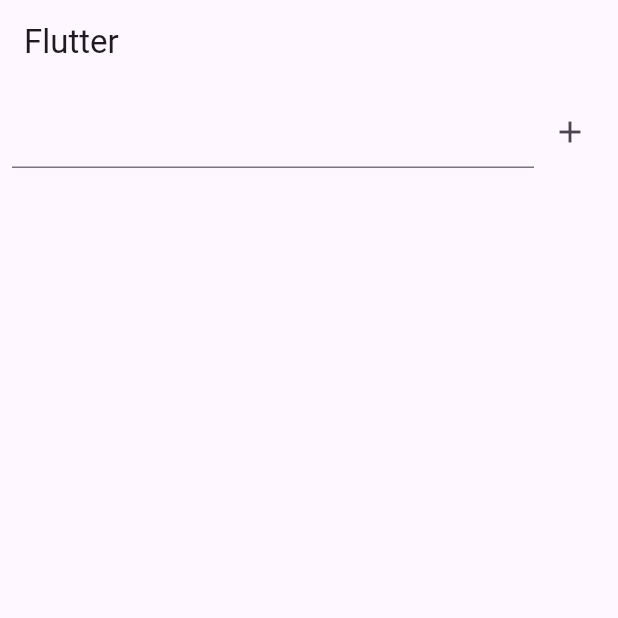
After one commit to gabeporto/first-flutter-app, a Flutter app: the screen it shows after launch, after a tap on the "add" icon, on a phone screen of 412 x 824 dp, the top half of it. The commit adds this screen. Run offline on Flutter 3.47's test engine with Material 3 defaults, Android fonts, the phone set to English and light mode, and no system bars.

Commit message:
feat: add list and text widget example

```diff
--- /dev/null
+++ b/lib/add_text_on_list_example.dart
@@ -0,0 +1,54 @@
+import 'package:flutter/material.dart';
+
+class ListAddText extends StatefulWidget {
+  const ListAddText({super.key});
+
+  @override
+  State<ListAddText> createState() => _ListAddTextState();
+}
+
+class _ListAddTextState extends State<ListAddText> {
+
+  final controller = TextEditingController();
+  final list = <String>[];
+
+  @override
+  Widget build(BuildContext context) {
+    return Scaffold(
+      appBar: AppBar(
+       title: const Text('Flutter'),
+      ),
+      body: Column(
+        children: [ Padding(
+          padding: const EdgeInsets.all(8.0),
+          child: Row(
+            children: [
+              Expanded(child: TextField(controller: controller)),
+              IconButton(
+                onPressed: () {
+                  final text = controller.text;
+                  setState(() {
+                    list.add(text);
+                  });
+                  controller.clear();
+                },
+                icon: const Icon(Icons.add),
+              )
+            ],
+          ),
+        ),
+        Expanded(
+          child: ListView.builder(
+            itemCount: list.length,
+            itemBuilder: (context, index) {
+              final item = list[index];
+
+              return ListTile(title: Text(item));
+            },
+          ),
+        ),
+      ],
+      ),
+    );
+  }
+}
--- a/lib/myapp.dart
+++ b/lib/myapp.dart
@@ -1,8 +1,9 @@
 import 'package:flutter/material.dart';
 
 import 'home_controller.dart';
-// import 'home_page.dart';
+import 'home_page.dart';
 import 'list_example.dart';
+import 'add_text_on_list_example.dart';
 
 class MyApp extends StatelessWidget {
   const MyApp({super.key});
@@ -10,7 +11,7 @@ class MyApp extends StatelessWidget {
   @override
   Widget build(BuildContext context) {
     return MaterialApp(
-      home: HomeController(child: ListExample()),
+      home: HomeController(child: ListAddText()),
     );
   }
 }
```
